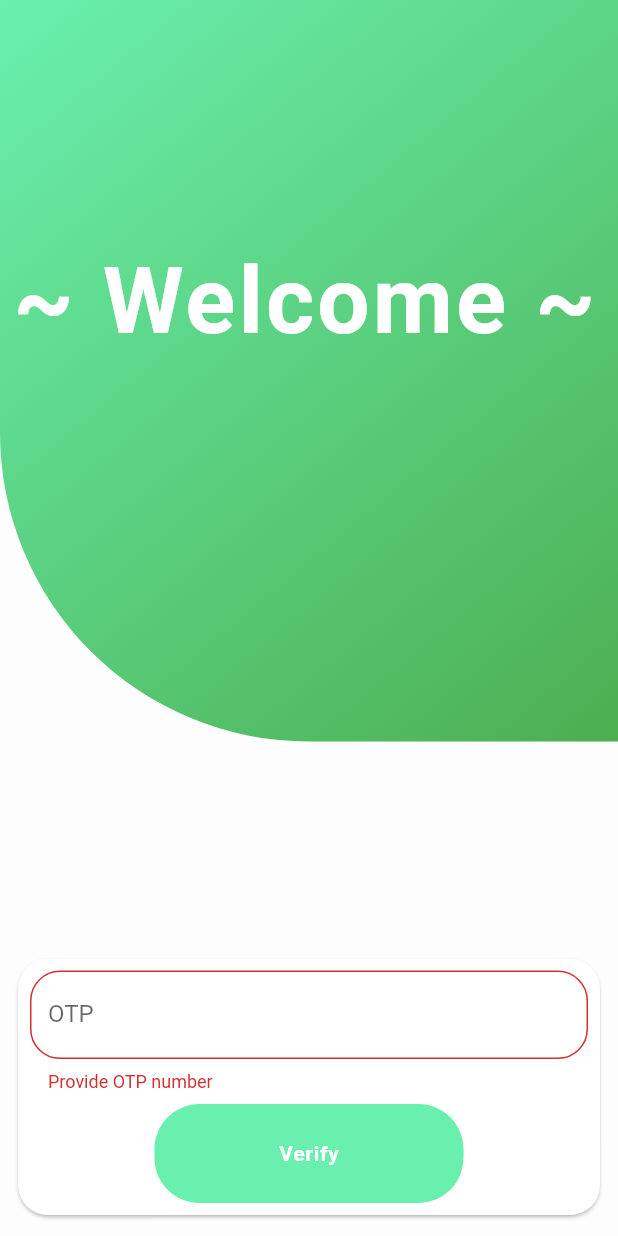
After one commit to prabhunath111/jrh, a Flutter app: the OtpScreen screen opened directly, after a tap on "Verify", on a phone screen of 412 x 824 dp. The commit adds this screen. Run offline on Flutter 3.47's test engine with Material 2 defaults, Android fonts, the phone set to English and light mode, and no system bars.

Commit message:
finished login and otp page

```diff
--- a/lib/main.dart
+++ b/lib/main.dart
@@ -9,5 +9,5 @@ void main() => runApp(
         routes: {
           '/': (context) => Welcome(),
           '/welcome': (context) => Welcome(),
-          'home': (context) => Home()
+          'home': (context) => HomeScreen()
         }));
--- /dev/null
+++ b/lib/screens/otp/otp.dart
@@ -0,0 +1,136 @@
+import 'package:flutter/material.dart';
+import 'package:jrh_innoventure/screens/home/home.dart';
+import 'package:jrh_innoventure/screens/welcome/background_color.dart';
+import 'package:jrh_innoventure/screens/welcome/welcome_text.dart';
+import 'package:jrh_innoventure/styles/colors.dart';
+
+class OtpScreen extends StatefulWidget {
+  final mobile;
+
+  const OtpScreen({Key key, this.mobile}) : super(key: key);
+
+  @override
+  _OtpScreenState createState() => _OtpScreenState();
+}
+
+class _OtpScreenState extends State<OtpScreen> {
+  final GlobalKey<FormState> _formKey = GlobalKey<FormState>();
+  String _otp;
+  TextEditingController _otpController = TextEditingController();
+
+  @override
+  Widget build(BuildContext context) {
+    var height = MediaQuery.of(context).size.height;
+    var width = MediaQuery.of(context).size.width;
+
+    return Scaffold(
+      body: Stack(
+        children: [
+          Container(
+            height: height,
+            width: width,
+            color: greyBackground,
+          ),
+          BgColor(),
+          WelcomeText(),
+          Positioned(
+            bottom: 10,
+            left: 0,
+            right: 0,
+            child: Padding(
+              padding: const EdgeInsets.symmetric(horizontal: 8.0),
+              child: Container(
+                // height: 150,
+                width: double.infinity,
+                decoration: BoxDecoration(
+                  borderRadius: BorderRadius.circular(30),
+                  // color: secondary,
+                ),
+                child: Card(
+                  shape: RoundedRectangleBorder(
+                    borderRadius: BorderRadius.circular(20.0),
+                  ),
+                  // color: primary,
+                  child: Padding(
+                    padding: const EdgeInsets.all(8.0),
+                    child: Column(
+                      children: [
+                        Form(
+                            key: _formKey,
+                            child: Column(
+                              children: <Widget>[
+                                Theme(
+                                  data: ThemeData(primaryColor: primary),
+                                  child: TextFormField(
+                                    controller: _otpController,
+                                    cursorColor: primary,
+                                    validator: (input) {
+                                      if (input.isEmpty) {
+                                        return 'Provide OTP number';
+                                      } else if(input.length < 4){
+                                        return 'Provide 4 digit OTP';
+                                      }
+                                    },
+                                    decoration: InputDecoration(
+                                      labelText: 'OTP',
+                                      hintText: 'Enter OTP',
+                                      counterText: '',
+                                      border: OutlineInputBorder(
+                                          borderRadius:
+                                              BorderRadius.circular(20),
+                                          borderSide:
+                                              BorderSide(color: secondary)),
+                                    ),
+                                    maxLength: 4,
+                                    onChanged: (e)=>_onChangehandler(),
+                                    // onSaved: (input) => _otp = input,
+                                  ),
+                                ),
+                              ],
+                            )),
+                        InkWell(
+                          onTap: () {
+                            verifyOtp();
+                          },
+                          child: Padding(
+                            padding: const EdgeInsets.only(top: 8),
+                            child: Container(
+                              height: MediaQuery.of(context).size.height * 0.08,
+                              width: MediaQuery.of(context).size.width * 0.5,
+                              decoration: BoxDecoration(
+                                  borderRadius: BorderRadius.circular(30),
+                                  color: secondary),
+                              child: Center(
+                                child: Text(
+                                  'Verify',
+                                  style: TextStyle(
+                                      color: white,
+                                      fontWeight: FontWeight.bold,
+                                      letterSpacing: 0.5),
+                                ),
+                              ),
+                            ),
+                          ),
+                        )
+                      ],
+                    ),
+                  ),
+                ),
+              ),
+            ),
+          )
+        ],
+      ),
+    );
+  }
+
+  void verifyOtp() {
+    if(_formKey.currentState.validate()){
+      Navigator.push(context, MaterialPageRoute(builder: (context)=>HomeScreen()));
+    }
+  }
+
+  _onChangehandler() {
+    _otp = _otpController.text;
+  }
+}
--- /dev/null
+++ b/lib/screens/welcome/background_color.dart
@@ -0,0 +1,21 @@
+import 'package:flutter/material.dart';
+import 'package:jrh_innoventure/styles/colors.dart';
+
+class BgColor extends StatelessWidget {
+  @override
+  Widget build(BuildContext context) {
+    var height = MediaQuery.of(context).size.height;
+    var width = MediaQuery.of(context).size.width;
+    return Container(
+      height: height * 0.6,
+      width: width,
+      decoration: BoxDecoration(
+          gradient: LinearGradient(
+              begin: Alignment.bottomRight,
+              end: Alignment.topLeft,
+              colors: [primary, secondary]),
+          borderRadius: BorderRadius.only(
+              bottomLeft: Radius.circular(height * 0.25))),
+    );
+  }
+}
--- /dev/null
+++ b/lib/screens/welcome/welcome_text.dart
@@ -0,0 +1,25 @@
+import 'package:flutter/material.dart';
+import 'package:jrh_innoventure/styles/colors.dart';
+
+class WelcomeText extends StatelessWidget {
+
+  @override
+  Widget build(BuildContext context) {
+    var height = MediaQuery.of(context).size.height;
+    var width = MediaQuery.of(context).size.width;
+    return Positioned(
+      top: height * 0.2,
+      child: Padding(
+        padding: const EdgeInsets.symmetric(horizontal: 8.0),
+        child: Text(
+          '~ Welcome ~',
+          style: TextStyle(
+              color: white,
+              fontSize: width * 0.15,
+              fontWeight: FontWeight.bold,
+              letterSpacing: 2),
+        ),
+      ),
+    );
+  }
+}
```
Also changed, not shown: lib/screens/home/home.dart (+4 -4 lines), lib/screens/welcome/welcome.dart (+26 -121 lines).
